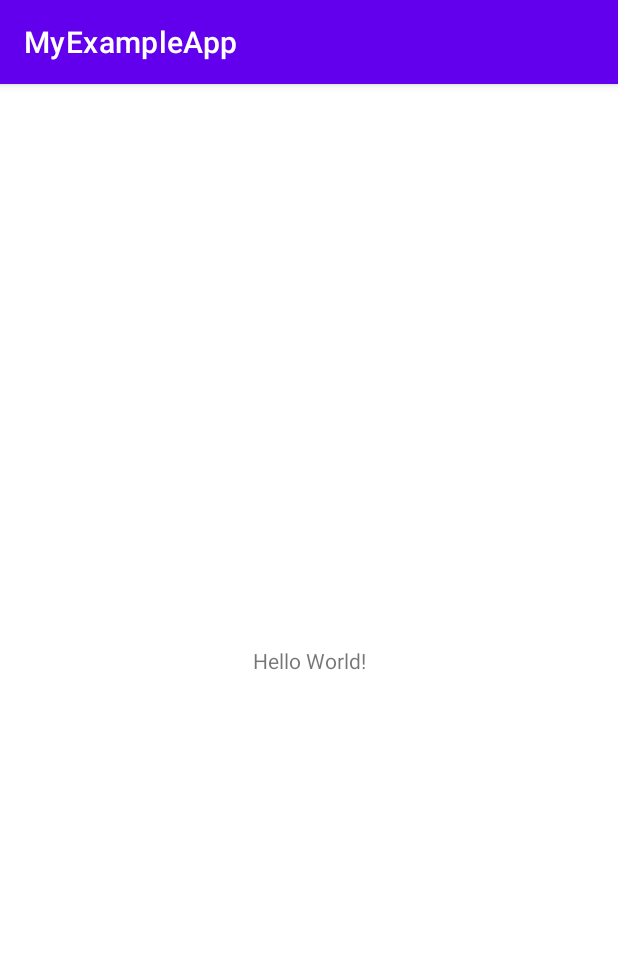
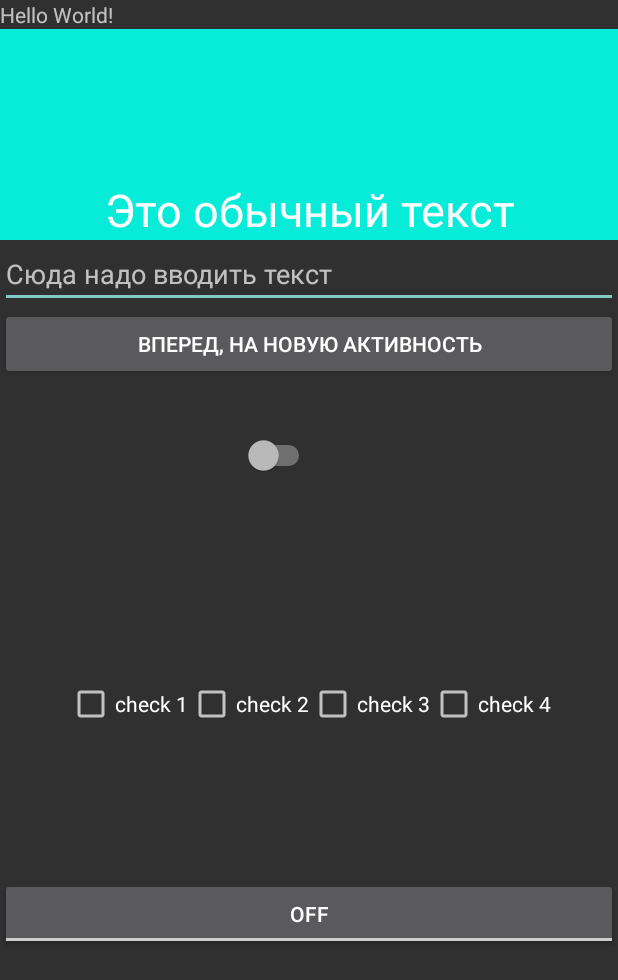
Before and after one commit to pengu1n74/MyExampleApp, an Android app: the screen it shows after launch (MainActivity), on a phone screen of 412 x 824 dp. Shown: the top 980 px of the screen. Run offline under Robolectric (Android 15) with nearby library versions, the phone set to English and light mode, and no system bars.

```diff
--- a/app/src/main/AndroidManifest.xml
+++ b/app/src/main/AndroidManifest.xml
@@ -8,7 +8,8 @@
         android:label="@string/app_name"
         android:roundIcon="@mipmap/ic_launcher_round"
         android:supportsRtl="true"
-        android:theme="@style/Theme.MyExampleApp">
+        android:theme="@style/Theme.AppCompat.NoActionBar">
+        <activity android:name=".MainActivity2"></activity>
         <activity android:name=".MainActivity">
             <intent-filter>
                 <action android:name="android.intent.action.MAIN" />
--- a/app/src/main/java/com/example/myexampleapp/MainActivity.java
+++ b/app/src/main/java/com/example/myexampleapp/MainActivity.java
@@ -2,13 +2,25 @@ package com.example.myexampleapp;
 
 import androidx.appcompat.app.AppCompatActivity;
 
+import android.content.Intent;
 import android.os.Bundle;
+import android.view.View;
+import android.widget.Button;
 
-public class MainActivity extends AppCompatActivity {
+    public class MainActivity extends AppCompatActivity implements View.OnClickListener {
 
-    @Override
-    protected void onCreate(Bundle savedInstanceState) {
-        super.onCreate(savedInstanceState);
-        setContentView(R.layout.activity_main);
+        @Override
+        protected void onCreate(Bundle savedInstanceState) {
+            super.onCreate(savedInstanceState);
+            setContentView(R.layout.activity_main);
+            Button button = findViewById(R.id.button);
+            button.setOnClickListener(this);
+        }
+
+
+        @Override
+        public void onClick(View v) {
+            Intent i = new Intent(this,MainActivity2.class);
+            startActivity(i);
+        }
     }
-}
--- a/app/src/main/res/layout/activity_main.xml
+++ b/app/src/main/res/layout/activity_main.xml
@@ -1,10 +1,11 @@
 <?xml version="1.0" encoding="utf-8"?>
-<androidx.constraintlayout.widget.ConstraintLayout xmlns:android="http://schemas.android.com/apk/res/android"
+<LinearLayout xmlns:android="http://schemas.android.com/apk/res/android"
 xmlns:app="http://schemas.android.com/apk/res-auto"
 xmlns:tools="http://schemas.android.com/tools"
 android:layout_width="match_parent"
 android:layout_height="match_parent"
-    tools:context=".MainActivity">
+tools:context=".MainActivity"
+android:orientation="vertical">
 
 <TextView
     android:layout_width="wrap_content"
@@ -14,5 +15,71 @@
     app:layout_constraintLeft_toLeftOf="parent"
     app:layout_constraintRight_toRightOf="parent"
     app:layout_constraintTop_toTopOf="parent" />
+<TextView
+    android:id="@+id/textView"
+    android:layout_width="match_parent"
+    android:layout_height="wrap_content"
+    android:background="#07ECD8"
+    android:paddingTop="100dp"
+    android:text="@string/textView"
+    android:textColor="@color/white"
+    android:textSize="30sp"
+    android:gravity="center"/>
 
-</androidx.constraintlayout.widget.ConstraintLayout>
+<EditText
+android:id="@+id/editText"
+android:layout_width="match_parent"
+android:layout_height="wrap_content"
+android:autofillHints=""
+android:hint="@string/editText"
+android:inputType="number" />
+
+<Button
+android:id="@+id/button"
+android:layout_width="match_parent"
+android:layout_height="wrap_content"
+android:text="@string/button"
+android:onClick="onClick"/>
+
+<Switch
+android:id="@+id/switch1"
+android:gravity="center"
+android:layout_width="210dp"
+android:layout_height="100dp"
+tools:ignore="UseSwitchCompatOrMaterialXml" />
+
+<LinearLayout
+android:layout_width="match_parent"
+android:layout_height="wrap_content"
+android:orientation="horizontal"
+android:gravity="center"
+android:paddingBottom="100dp"
+android:paddingTop="100dp">
+<CheckBox
+    android:id="@+id/checkBox1"
+    android:layout_width="wrap_content"
+    android:layout_height="wrap_content"
+    android:text="@string/check_1"/>
+<CheckBox
+    android:id="@+id/checkBox2"
+    android:layout_width="wrap_content"
+    android:layout_height="wrap_content"
+    android:text="@string/check_2"/>
+<CheckBox
+    android:id="@+id/checkBox3"
+    android:layout_width="wrap_content"
+    android:layout_height="wrap_content"
+    android:text="@string/check_3"/>
+<CheckBox
+    android:id="@+id/checkBox4"
+    android:layout_width="wrap_content"
+    android:layout_height="wrap_content"
+    android:text="@string/check_4"/>
+</LinearLayout>
+<ToggleButton
+android:id="@+id/toggleButton"
+android:layout_width="match_parent"
+android:layout_height="wrap_content"
+android:textIsSelectable="true"/>
+
+    </LinearLayout>
--- a/app/src/main/res/values/strings.xml
+++ b/app/src/main/res/values/strings.xml
@@ -1,3 +1,17 @@
 <resources>
     <string name="app_name">MyExampleApp</string>
+    <string name="editText">Сюда надо вводить текст</string>
+    <string name="textView">Это обычный текст</string>
+    <string name="button">Вперед, на новую активность</string>
+    <string name="check_1">check 1</string>
+    <string name="check_2">check 2</string>
+    <string name="check_3">check 3</string>
+    <string name="check_4">check 4</string>
+    <string name="textString">Сюда вводиться любой текст</string>
+    <string name="backButton">Назад</string>
+    <string name="dataString">Дата</string>
+    <string name="emailString">Адрес почты</string>
+    <string name="passwordString">Вводиться пароль, он скрытый</string>
+    <string name="numberString">Сюда вводятся только цифры</string>
+    <string name="phoneNumberString">Сюда вводиться номер телефона</string>
 </resources>
```
Also changed, not shown: app/src/main/java/com/example/myexampleapp/MainActivity2.java (added, +23 -0 lines), app/src/main/res/layout/activity_main2.xml (added, +67 -0 lines). Lines whose indentation alone changed are shown as unchanged.
